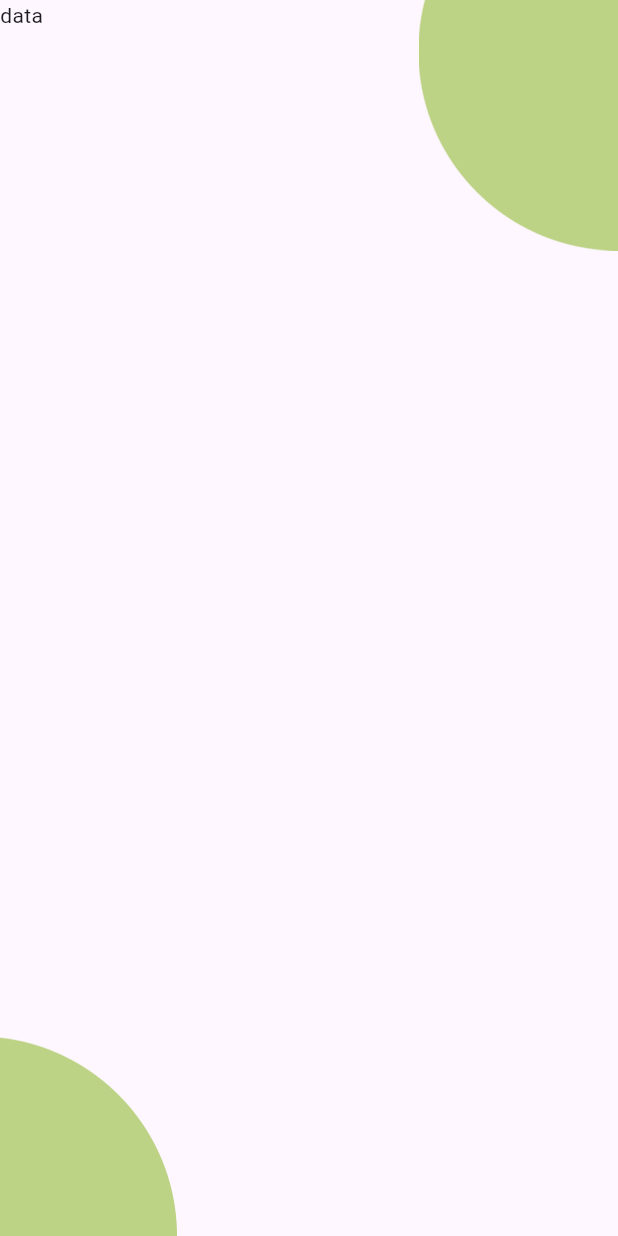
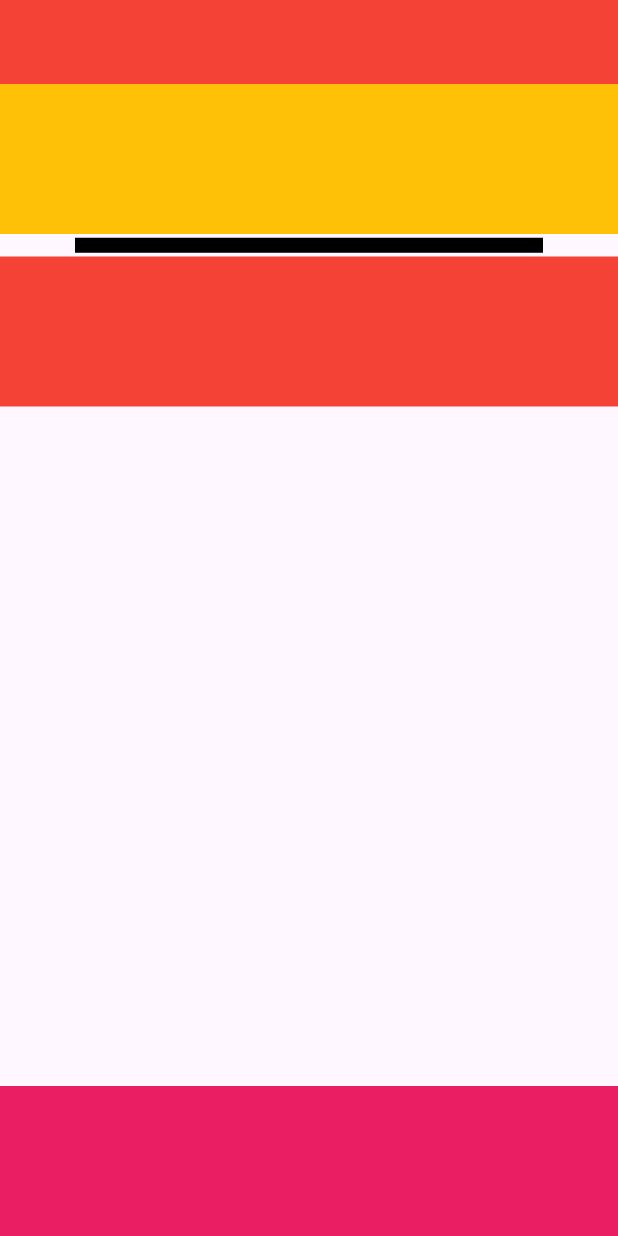
Before and after one commit to nidhamkacha/practice_project, a Flutter app: the screen it shows after launch, on a phone screen of 412 x 824 dp. Run offline on Flutter 3.47's test engine with Material 3 defaults, Android fonts, the phone set to English and light mode, and no system bars.

Commit message:
19/2/2024

```diff
--- a/analysis_options.yaml
+++ b/analysis_options.yaml
@@ -7,7 +7,7 @@
 
 # The following line activates a set of recommended lints for Flutter apps,
 # packages, and plugins designed to encourage good coding practices.
-include: package:flutter_lints/flutter.yaml
+# include: package:flutter_lints/flutter.yaml
 
 linter:
   # The lint rules applied to this project can be customized in the
--- a/lib/stack_widget.dart
+++ b/lib/stack_widget.dart
@@ -11,9 +11,9 @@ class _StackWidgetState extends State<StackWidget> {
   @override
   Widget build(BuildContext context) {
     return Scaffold(
-      // appBar: AppBar(
-      //   backgroundColor: Colors.red,
-      // ),
+      appBar: AppBar(
+        backgroundColor: Colors.red,
+      ),
       // body: Column(
       //   children: [
       //     Stack(
@@ -38,40 +38,69 @@ class _StackWidgetState extends State<StackWidget> {
       //     ),
       //   ],
       // ),
-      body: Stack(
+      body: Column(
         children: [
-          Column(
-            mainAxisAlignment: MainAxisAlignment.spaceBetween,
-            children: [
-              Row(
-                mainAxisAlignment: MainAxisAlignment.end,
-                children: [
-                  Image.asset(
-                    'images/Ellipse 29.png',
-                    scale: 3,
-                  )
-                ],
-              ),
-              Row(
-                children: [
-                  Image.asset(
-                    'images/Ellipse 28.png',
-                    scale: 3,
-                  )
-                ],
-              ),
-            ],
+          Container(
+            height: 100,
+            width: double.infinity,
+            color: Colors.amber,
           ),
-          Column(
-            children: [
-              Text("data"),
-            ],
-          )
-          // Container(
-          //   width: double.infinity,
-          // ),
+          Divider(
+            color: Colors.black,
+            height: 15,
+            endIndent: 50,
+            indent: 50,
+            thickness: 10,
+          ),
+          Container(
+            height: 100,
+            width: double.infinity,
+            color: Colors.red,
+          ),
+          Spacer(
+
+          ),
+          Container(
+            height: 100,
+            width: double.infinity,
+            color: Colors.pink,
+          ),
         ],
       ),
+      // body: Stack(
+      //   children: [
+      //     Column(
+      //       mainAxisAlignment: MainAxisAlignment.spaceBetween,
+      //       children: [
+      //         Row(
+      //           mainAxisAlignment: MainAxisAlignment.end,
+      //           children: [
+      //             Image.asset(
+      //               'images/Ellipse 29.png',
+      //               scale: 3,
+      //             )
+      //           ],
+      //         ),
+      //         Row(
+      //           children: [
+      //             Image.asset(
+      //               'images/Ellipse 28.png',
+      //               scale: 3,
+      //             )
+      //           ],
+      //         ),
+      //       ],
+      //     ),
+      //     Column(
+      //       children: [
+      //         Text("data"),
+      //       ],
+      //     )
+      //     // Container(
+      //     //   width: double.infinity,
+      //     // ),
+      //   ],
+      // ),
     );
   }
 }
```
